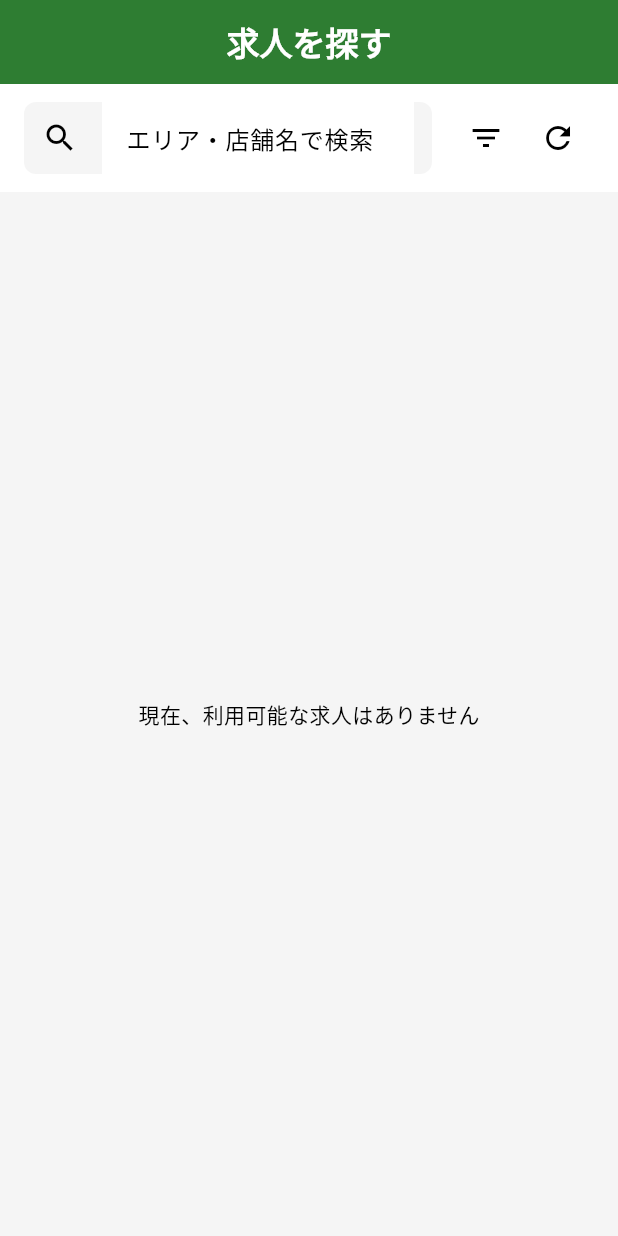
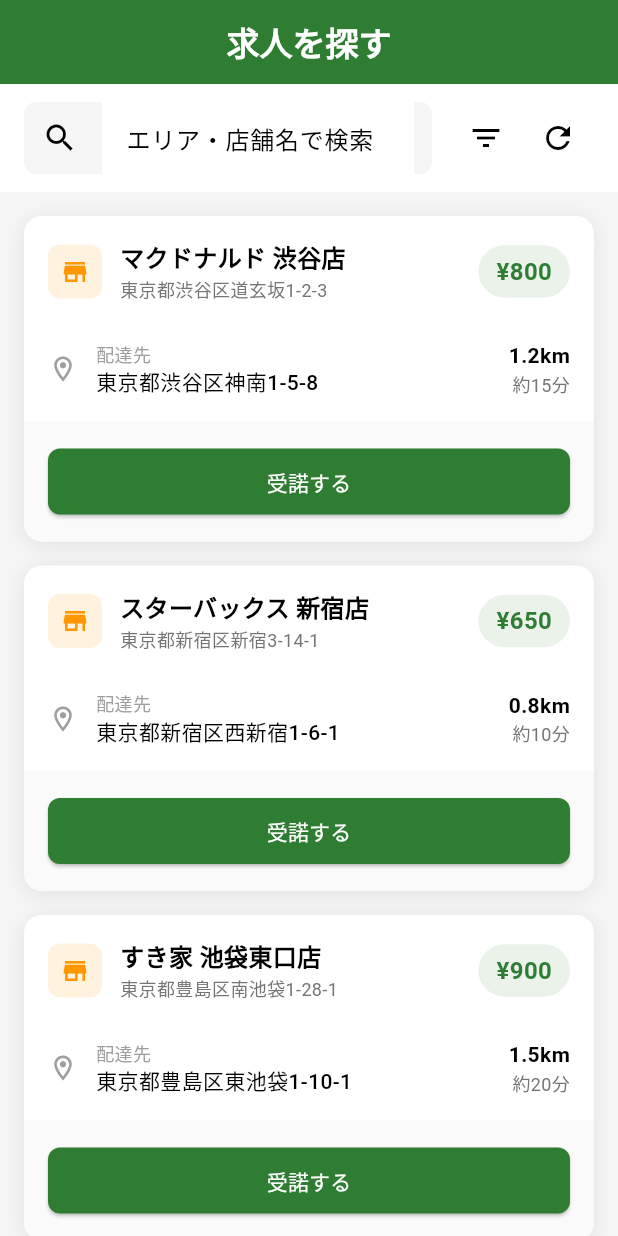
Before and after one commit to RENMORITAA/software-engineering, a Flutter app: the DJobSelectPage screen opened directly, on a phone screen of 412 x 824 dp. Run offline on Flutter 3.47's test engine with Material 3 defaults, Android fonts, the phone set to English and light mode, and no system bars; our stand-ins replace shared_preferences; missing offline and left inert: dart:html; accounts and stored records are empty; network calls fail.

Commit message:
配達員ホーム画面の求人情報のダミーデータ使い

```diff
--- a/Project/src/lib/page/deliverer/d_job_select.dart
+++ b/Project/src/lib/page/deliverer/d_job_select.dart
@@ -15,6 +15,101 @@
 
 class _DJobSelectPageState extends State<DJobSelectPage> {
   String _searchQuery = '';
+
+  // ダミーデータ
+  final List<Map<String, dynamic>> _dummyJobs = [
+    {
+      'id': 'job_001',
+      'store_name': 'マクドナルド 渋谷店',
+      'store_address': '東京都渋谷区道玄坂1-2-3',
+      'delivery_address': '東京都渋谷区神南1-5-8',
+      'reward': 800,
+      'distance': 1.2,
+      'time': 15,
+    },
+    {
+      'id': 'job_002',
+      'store_name': 'スターバックス 新宿店',
+      'store_address': '東京都新宿区新宿3-14-1',
+      'delivery_address': '東京都新宿区西新宿1-6-1',
+      'reward': 650,
+      'distance': 0.8,
+      'time': 10,
+    },
+    {
+      'id': 'job_003',
+      'store_name': 'すき家 池袋東口店',
+      'store_address': '東京都豊島区南池袋1-28-1',
+      'delivery_address': '東京都豊島区東池袋1-10-1',
+      'reward': 900,
+      'distance': 1.5,
+      'time': 20,
+    },
+    {
+      'id': 'job_004',
+      'store_name': 'ガスト 品川店',
+      'store_address': '東京都港区高輪3-13-1',
+      'delivery_address': '東京都港区高輪4-10-18',
+      'reward': 750,
+      'distance': 1.0,
+      'time': 12,
+    },
+    {
+      'id': 'job_005',
+      'store_name': 'CoCo壱番屋 秋葉原店',
+      'store_address': '東京都千代田区外神田1-15-9',
+      'delivery_address': '東京都千代田区神田練塀町3',
+      'reward': 850,
+      'distance': 1.3,
+      'time': 18,
+    },
+    {
+      'id': 'job_006',
+      'store_name': '吉野家 上野店',
+      'store_address': '東京都台東区上野6-1-6',
+      'delivery_address': '東京都台東区東上野2-18-6',
+      'reward': 700,
+      'distance': 0.9,
+      'time': 11,
+    },
+    {
+      'id': 'job_007',
+      'store_name': 'ケンタッキー 六本木店',
+      'store_address': '東京都港区六本木3-2-1',
+      'delivery_address': '東京都港区六本木7-4-4',
+      'reward': 950,
+      'distance': 1.8,
+      'time': 22,
+    },
+    {
+      'id': 'job_008',
+      'store_name': 'サイゼリヤ 中野店',
+      'store_address': '東京都中野区中野5-52-15',
+      'delivery_address': '東京都中野区本町2-31-2',
+      'reward': 600,
+      'distance': 0.7,
+      'time': 9,
+    },
+    {
+      'id': 'job_009',
+      'store_name': 'デニーズ 目黒店',
+      'store_address': '東京都品川区上大崎2-13-45',
+      'delivery_address': '東京都品川区上大崎3-1-1',
+      'reward': 800,
+      'distance': 1.1,
+      'time': 14,
+    },
+    {
+      'id': 'job_010',
+      'store_name': 'モスバーガー 恵比寿店',
+      'store_address': '東京都渋谷区恵比寿南1-5-5',
+      'delivery_address': '東京都渋谷区恵比寿4-20-3',
+      'reward': 880,
+      'distance': 1.4,
+      'time': 17,
+    },
+  ];
+
   @override
   void initState() {
     super.initState();
@@ -26,7 +121,12 @@
   @override
   Widget build(BuildContext context) {
     final deliveryProvider = context.watch<DeliveryProvider>();
-    final jobs = deliveryProvider.availableJobs;
+
+    // Providerから取得したデータとダミーデータを結合
+    final jobs = deliveryProvider.availableJobs.isEmpty
+        ? _dummyJobs
+        : deliveryProvider.availableJobs;
+
     final filteredJobs = jobs.where((job) {
       final query = _searchQuery.toLowerCase();
 
@@ -38,6 +138,7 @@
       return storeName.contains(query) ||
           storeAddress.contains(query);
     }).toList();
+
     return Scaffold(
       appBar: const TitleAppBar(
         title: '求人を探す',
@@ -46,7 +147,7 @@
       ),
       body: Column(
         children: [
-            // フィルターバ E
+          // フィルターバー
           Container(
             padding: const EdgeInsets.symmetric(horizontal: 16, vertical: 12),
             color: Colors.white,
@@ -77,7 +178,10 @@
                 IconButton(
                   icon: const Icon(Icons.filter_list),
                   onPressed: () {
-                      // TODO: フィルター設宁E
+                    // TODO: フィルター設定
+                    ScaffoldMessenger.of(context).showSnackBar(
+                      const SnackBar(content: Text('フィルター機能は準備中です')),
+                    );
                   },
                 ),
                 IconButton(
@@ -89,7 +193,7 @@
               ],
             ),
           ),
-            // 求人リスチE
+          // 求人リスト
           Expanded(
             child: deliveryProvider.isLoading
                 ? const Center(child: CircularProgressIndicator())
@@ -111,13 +215,40 @@
                               'deliveryAddress': job['delivery_address'],
                               'reward': job['reward'],
                               'distance': job['distance'] ?? 0.0,
-                                'time': 15, // 仮
+                              'time': job['time'] ?? 15,
                             };
 
                             return DJobCard(
                               job: jobMap,
                               onTap: () {
-                                  // 詳細表示など
+                                // 詳細表示
+                                showDialog(
+                                  context: context,
+                                  builder: (context) => AlertDialog(
+                                    title: Text(job['store_name']),
+                                    content: Column(
+                                      mainAxisSize: MainAxisSize.min,
+                                      crossAxisAlignment: CrossAxisAlignment.start,
+                                      children: [
+                                        Text('店舗: ${job['store_address']}'),
+                                        const SizedBox(height: 8),
+                                        Text('配達先: ${job['delivery_address']}'),
+                                        const SizedBox(height: 8),
+                                        Text('報酬: ¥${job['reward']}'),
+                                        const SizedBox(height: 8),
+                                        Text('距離: ${job['distance']}km'),
+                                        const SizedBox(height: 8),
+                                        Text('推定時間: ${job['time']}分'),
+                                      ],
+                                    ),
+                                    actions: [
+                                      TextButton(
+                                        onPressed: () => Navigator.pop(context),
+                                        child: const Text('閉じる'),
+                                      ),
+                                    ],
+                                  ),
+                                );
                               },
                               onButtonPressed: () async {
                                 final success = await context
```
Lines whose indentation alone changed are shown as unchanged.
